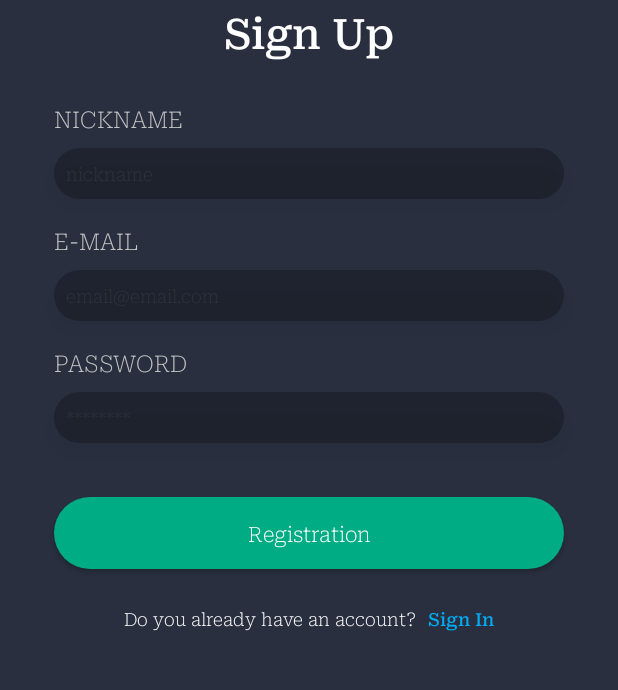
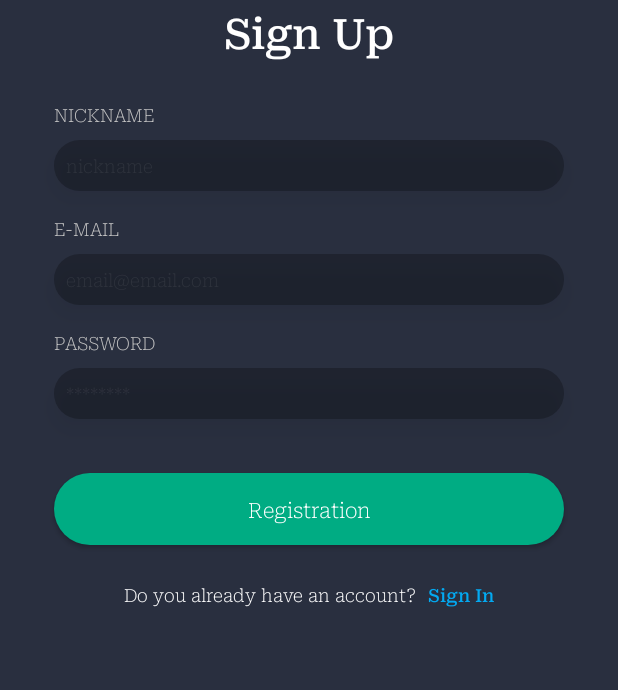
Before and after one commit to LukyanovPA/RocketChat, an Android app: the layout fragment_sign_up.xml on its own in the app's theme, with its tools: preview values and no code run, on a phone screen of 412 x 824 dp, the part 450-1140 px from its top. Run offline under Robolectric (Android 15) with nearby library versions, the phone set to English and light mode, and no system bars.

```diff
--- a/app/src/main/res/values/text_style.xml
+++ b/app/src/main/res/values/text_style.xml
@@ -11,7 +11,7 @@
     </style>
 
     <style name="RocketChat.H4">
-        <item name="android:textSize">15sp</item>
+        <item name="android:textSize">12sp</item>
     </style>
 
     <style name="RocketChat.Body">
```
